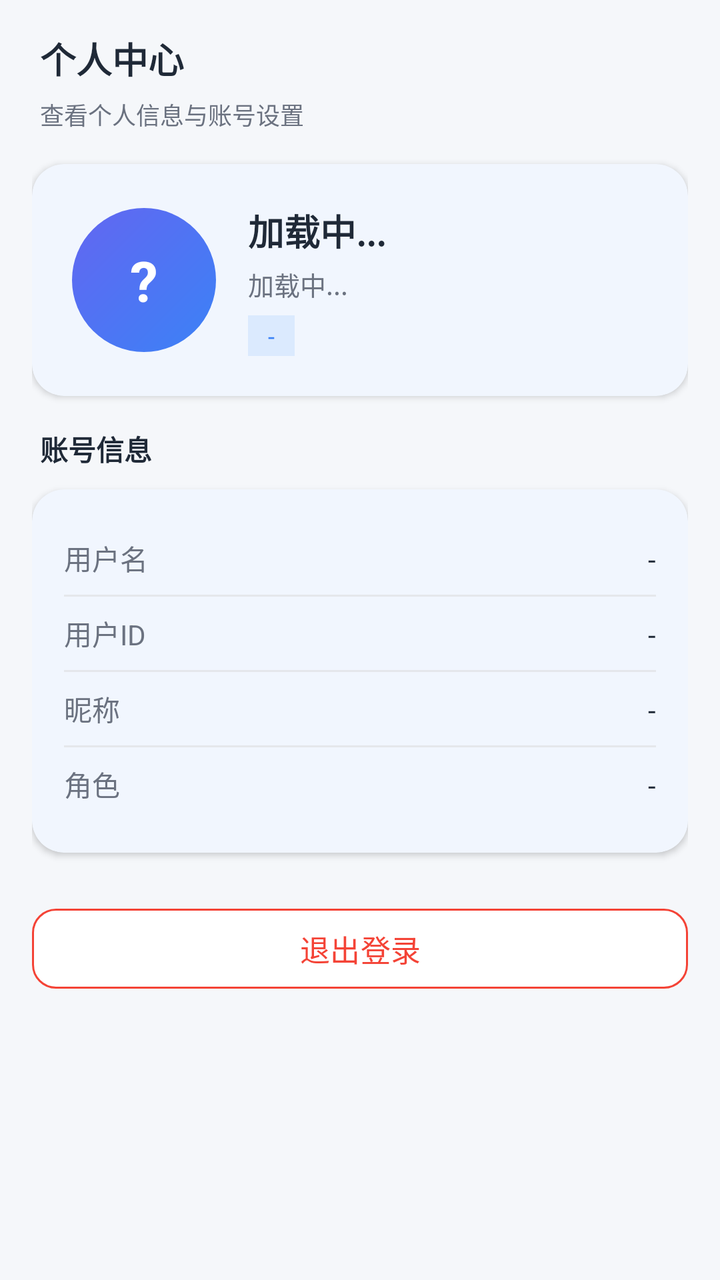
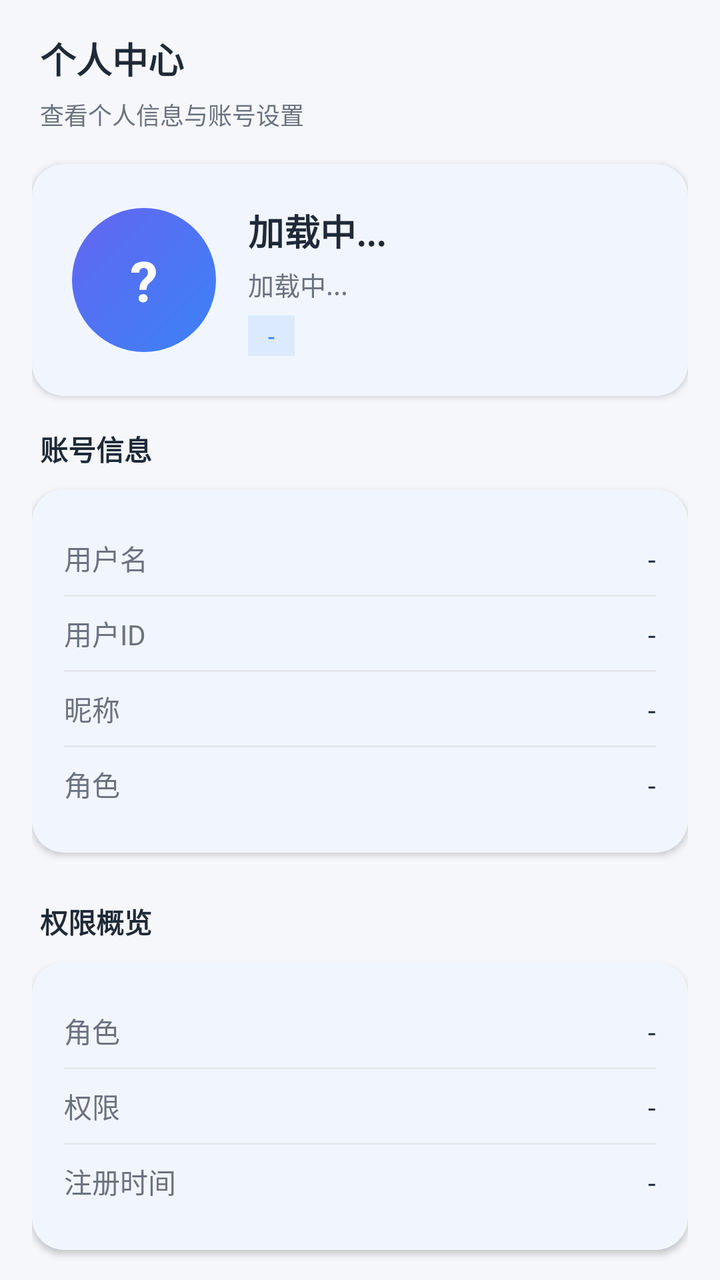

Two renders of the same Android screen: before a commit and after it. Below are the layout's source before the change and the commit's diff.
<!-- AndroidManifest.xml: application theme Theme.Dehaze -->
<!-- res/layout/fragment_profile.xml -->
<?xml version="1.0" encoding="utf-8"?>
<FrameLayout xmlns:android="http://schemas.android.com/apk/res/android"
    xmlns:app="http://schemas.android.com/apk/res-auto"
    android:layout_width="match_parent"
    android:layout_height="match_parent"
    android:background="@color/bg_page">

    <androidx.core.widget.NestedScrollView
        android:layout_width="match_parent"
        android:layout_height="match_parent"
        android:fillViewport="true">

        <LinearLayout
            android:layout_width="match_parent"
            android:layout_height="wrap_content"
            android:orientation="vertical"
            android:paddingStart="16dp"
            android:paddingEnd="16dp"
            android:paddingTop="16dp"
            android:paddingBottom="24dp">

            
            <TextView
                android:layout_width="match_parent"
                android:layout_height="wrap_content"
                android:layout_marginStart="4dp"
                android:layout_marginBottom="6dp"
                android:text="个人中心"
                android:textColor="@color/text_primary"
                android:textSize="18sp"
                android:textStyle="bold" />

            <TextView
                android:layout_width="match_parent"
                android:layout_height="wrap_content"
                android:layout_marginStart="4dp"
                android:layout_marginBottom="16dp"
                android:text="查看个人信息与账号设置"
                android:textColor="@color/text_secondary"
                android:textSize="12sp" />

            
            <com.google.android.material.card.MaterialCardView
                android:layout_width="match_parent"
                android:layout_height="wrap_content"
                android:layout_marginBottom="16dp"
                app:cardCornerRadius="16dp"
                app:cardElevation="2dp"
                app:strokeWidth="0dp">

                <LinearLayout
                    android:layout_width="match_parent"
                    android:layout_height="wrap_content"
                    android:gravity="center_vertical"
                    android:orientation="horizontal"
                    android:padding="20dp">

                    
                    <TextView
                        android:id="@+id/tv_avatar_initial"
                        android:layout_width="72dp"
                        android:layout_height="72dp"
                        android:background="@drawable/bg_icon_blue"
                        android:gravity="center"
                        android:text="?"
                        android:textColor="@color/white"
                        android:textSize="28sp"
                        android:textStyle="bold" />

                    <LinearLayout
                        android:layout_width="0dp"
                        android:layout_height="wrap_content"
                        android:layout_marginStart="16dp"
                        android:layout_weight="1"
                        android:orientation="vertical">

                        <TextView
                            android:id="@+id/tv_username"
                            android:layout_width="wrap_content"
                            android:layout_height="wrap_content"
                            android:text="加载中..."
                            android:textColor="@color/text_primary"
                            android:textSize="18sp"
                            android:textStyle="bold" />

                        <TextView
                            android:id="@+id/tv_nickname"
                            android:layout_width="wrap_content"
                            android:layout_height="wrap_content"
                            android:layout_marginTop="4dp"
                            android:text="加载中..."
                            android:textColor="@color/text_secondary"
                            android:textSize="13sp" />

                        <TextView
                            android:id="@+id/tv_role"
                            android:layout_width="wrap_content"
                            android:layout_height="wrap_content"
                            android:layout_marginTop="6dp"
                            android:background="@color/colorPrimaryLight"
                            android:paddingStart="10dp"
                            android:paddingTop="2dp"
                            android:paddingEnd="10dp"
                            android:paddingBottom="2dp"
                            android:text="-"
                            android:textColor="@color/brand_primary"
                            android:textSize="12sp" />
                    </LinearLayout>
                </LinearLayout>
            </com.google.android.material.card.MaterialCardView>

            
            <TextView
                android:layout_width="match_parent"
                android:layout_height="wrap_content"
                android:layout_marginStart="4dp"
                android:layout_marginBottom="10dp"
                android:text="账号信息"
                android:textColor="@color/text_primary"
                android:textSize="14sp"
                android:textStyle="bold" />

            <com.google.android.material.card.MaterialCardView
                android:layout_width="match_parent"
                android:layout_height="wrap_content"
                android:layout_marginBottom="24dp"
                app:cardCornerRadius="16dp"
                app:cardElevation="2dp"
                app:strokeWidth="0dp">

                <LinearLayout
                    android:layout_width="match_parent"
                    android:layout_height="wrap_content"
                    android:orientation="vertical"
                    android:padding="16dp">

                    
                    <LinearLayout
                        android:layout_width="match_parent"
                        android:layout_height="wrap_content"
                        android:orientation="horizontal"
                        android:paddingTop="8dp"
                        android:paddingBottom="8dp">

                        <TextView
                            android:layout_width="0dp"
                            android:layout_height="wrap_content"
                            android:layout_weight="1"
                            android:text="用户名"
                            android:textColor="@color/text_secondary"
                            android:textSize="14sp" />

                        <TextView
                            android:id="@+id/tv_account_username"
                            android:layout_width="wrap_content"
                            android:layout_height="wrap_content"
                            android:text="-"
                            android:textColor="@color/text_primary"
                            android:textSize="14sp" />
                    </LinearLayout>

                    <View
                        android:layout_width="match_parent"
                        android:layout_height="1dp"
                        android:background="@color/border_light" />

                    
                    <LinearLayout
                        android:layout_width="match_parent"
                        android:layout_height="wrap_content"
                        android:orientation="horizontal"
                        android:paddingTop="8dp"
                        android:paddingBottom="8dp">

                        <TextView
                            android:layout_width="0dp"
                            android:layout_height="wrap_content"
                            android:layout_weight="1"
                            android:text="用户ID"
                            android:textColor="@color/text_secondary"
                            android:textSize="14sp" />

                        <TextView
                            android:id="@+id/tv_account_user_id"
                            android:layout_width="wrap_content"
                            android:layout_height="wrap_content"
                            android:text="-"
                            android:textColor="@color/text_primary"
                            android:textSize="14sp" />
                    </LinearLayout>

                    <View
                        android:layout_width="match_parent"
                        android:layout_height="1dp"
                        android:background="@color/border_light" />

                    
                    <LinearLayout
                        android:layout_width="match_parent"
                        android:layout_height="wrap_content"
                        android:orientation="horizontal"
                        android:paddingTop="8dp"
                        android:paddingBottom="8dp">

                        <TextView
                            android:layout_width="0dp"
                            android:layout_height="wrap_content"
                            android:layout_weight="1"
                            android:text="昵称"
                            android:textColor="@color/text_secondary"
                            android:textSize="14sp" />

                        <TextView
                            android:id="@+id/tv_account_nickname"
                            android:layout_width="wrap_content"
                            android:layout_height="wrap_content"
                            android:text="-"
                            android:textColor="@color/text_primary"
                            android:textSize="14sp" />
                    </LinearLayout>

                    <View
                        android:layout_width="match_parent"
                        android:layout_height="1dp"
                        android:background="@color/border_light" />

                    
                    <LinearLayout
                        android:layout_width="match_parent"
                        android:layout_height="wrap_content"
                        android:orientation="horizontal"
                        android:paddingTop="8dp"
                        android:paddingBottom="8dp">

                        <TextView
                            android:layout_width="0dp"
                            android:layout_height="wrap_content"
                            android:layout_weight="1"
                            android:text="角色"
                            android:textColor="@color/text_secondary"
                            android:textSize="14sp" />

                        <TextView
                            android:id="@+id/tv_account_roles"
                            android:layout_width="wrap_content"
                            android:layout_height="wrap_content"
                            android:text="-"
                            android:textColor="@color/text_primary"
                            android:textSize="14sp" />
                    </LinearLayout>
                </LinearLayout>
            </com.google.android.material.card.MaterialCardView>

            
            <com.google.android.material.button.MaterialButton
                android:id="@+id/logout_button"
                android:layout_width="match_parent"
                android:layout_height="wrap_content"
                android:text="退出登录"
                android:textColor="@color/color_error"
                android:textSize="15sp"
                app:backgroundTint="@color/white"
                app:cornerRadius="12dp"
                app:strokeColor="@color/color_error"
                app:strokeWidth="1dp" />

        </LinearLayout>
    </androidx.core.widget.NestedScrollView>

    
    <ProgressBar
        android:id="@+id/progress_bar"
        android:layout_width="wrap_content"
        android:layout_height="wrap_content"
        android:layout_gravity="center"
        android:visibility="gone" />

</FrameLayout>
<!-- resources referenced by this layout -->
<resources>
  <color name="bg_page">#FFF5F7FA</color>
  <color name="border_light">#FFE5E7EB</color>
  <color name="brand_primary">#FF3B82F6</color>
  <color name="colorPrimaryLight">#FFDBEAFE</color>
  <color name="color_error">#FFF44336</color>
  <color name="text_primary">#FF1F2937</color>
  <color name="text_secondary">#FF6B7280</color>
  <color name="white">#FFFFFFFF</color>
  <!-- drawable bg_icon_blue (drawable) -->
  <?xml version="1.0" encoding="utf-8"?>
  <shape xmlns:android="http://schemas.android.com/apk/res/android"
      android:shape="oval">
      <gradient
          android:angle="135"
          android:startColor="@color/brand_gradient_start"
          android:endColor="@color/brand_gradient_end" />
      <size android:width="44dp" android:height="44dp" />
  </shape>
  <style name="Theme.Dehaze" parent="Base.Theme.Dehaze">
          
          <item name="colorPrimary">@color/brand_primary</item>
          <item name="colorPrimaryVariant">@color/brand_primary_dark</item>
          <item name="colorOnPrimary">@color/white</item>
          <item name="colorSecondary">@color/brand_secondary</item>
          <item name="colorOnSecondary">@color/white</item>
          <item name="android:colorBackground">@color/bg_page</item>
          <item name="colorSurface">@color/bg_card</item>
          <item name="android:statusBarColor">@color/brand_primary</item>
      </style>
  <color name="brand_gradient_start">#FF3B82F6</color>
  <color name="brand_gradient_end">#FF6366F1</color>
  <style name="Base.Theme.Dehaze" parent="Theme.Material3.DayNight.NoActionBar">
          
          <item name="colorPrimary">@color/brand_primary</item>
          <item name="colorPrimaryVariant">@color/brand_primary_dark</item>
          <item name="colorOnPrimary">@color/white</item>
          
          <item name="colorSecondary">@color/brand_secondary</item>
          <item name="colorOnSecondary">@color/white</item>
          
          <item name="android:colorBackground">@color/bg_page</item>
          <item name="colorSurface">@color/bg_card</item>
          <item name="colorOnSurface">@color/text_primary</item>
          
          <item name="colorError">@color/color_error</item>
          
          <item name="android:statusBarColor">@color/brand_primary</item>
          <item name="android:windowLightStatusBar">false</item>
          
          <item name="android:fontFamily">sans-serif</item>
          <item name="android:textColorPrimary">@color/text_primary</item>
          <item name="android:textColorSecondary">@color/text_secondary</item>
      </style>
  <color name="brand_primary_dark">#FF6366F1</color>
  <color name="brand_secondary">#FF4285F4</color>
  <color name="bg_card">#FFFFFFFF</color>
</resources>

<!-- the commit's change to res/layout/fragment_profile.xml (unified diff, before → after) -->
@@ -252,6 +252,177 @@
             </com.google.android.material.card.MaterialCardView>
 
             
+            <TextView
+                android:layout_width="match_parent"
+                android:layout_height="wrap_content"
+                android:layout_marginStart="4dp"
+                android:layout_marginBottom="10dp"
+                android:text="权限概览"
+                android:textColor="@color/text_primary"
+                android:textSize="14sp"
+                android:textStyle="bold" />
+
+            <com.google.android.material.card.MaterialCardView
+                android:layout_width="match_parent"
+                android:layout_height="wrap_content"
+                android:layout_marginBottom="16dp"
+                app:cardCornerRadius="16dp"
+                app:cardElevation="2dp"
+                app:strokeWidth="0dp">
+
+                <LinearLayout
+                    android:layout_width="match_parent"
+                    android:layout_height="wrap_content"
+                    android:orientation="vertical"
+                    android:padding="16dp">
+
+                    
+                    <LinearLayout
+                        android:layout_width="match_parent"
+                        android:layout_height="wrap_content"
+                        android:orientation="horizontal"
+                        android:paddingTop="8dp"
+                        android:paddingBottom="8dp">
+
+                        <TextView
+                            android:layout_width="0dp"
+                            android:layout_height="wrap_content"
+                            android:layout_weight="1"
+                            android:text="角色"
+                            android:textColor="@color/text_secondary"
+                            android:textSize="14sp" />
+
+                        <TextView
+                            android:id="@+id/tv_perm_roles"
+                            android:layout_width="wrap_content"
+                            android:layout_height="wrap_content"
+                            android:text="-"
+                            android:textColor="@color/text_primary"
+                            android:textSize="14sp" />
+                    </LinearLayout>
+
+                    <View
+                        android:layout_width="match_parent"
+                        android:layout_height="1dp"
+                        android:background="@color/border_light" />
+
+                    
+                    <LinearLayout
+                        android:layout_width="match_parent"
+                        android:layout_height="wrap_content"
+                        android:orientation="horizontal"
+                        android:paddingTop="8dp"
+                        android:paddingBottom="8dp">
+
+                        <TextView
+                            android:layout_width="0dp"
+                            android:layout_height="wrap_content"
+                            android:layout_weight="1"
+                            android:text="权限"
+                            android:textColor="@color/text_secondary"
+                            android:textSize="14sp" />
+
+                        <TextView
+                            android:id="@+id/tv_perm_perms"
+                            android:layout_width="wrap_content"
+                            android:layout_height="wrap_content"
+                            android:text="-"
+                            android:textColor="@color/text_primary"
+                            android:textSize="14sp" />
+                    </LinearLayout>
+
+                    <View
+                        android:layout_width="match_parent"
+                        android:layout_height="1dp"
+                        android:background="@color/border_light" />
+
+                    
+                    <LinearLayout
+                        android:layout_width="match_parent"
+                        android:layout_height="wrap_content"
+                        android:orientation="horizontal"
+                        android:paddingTop="8dp"
+                        android:paddingBottom="8dp">
+
+                        <TextView
+                            android:layout_width="0dp"
+                            android:layout_height="wrap_content"
+                            android:layout_weight="1"
+                            android:text="注册时间"
+                            android:textColor="@color/text_secondary"
+                            android:textSize="14sp" />
+
+                        <TextView
+                            android:id="@+id/tv_perm_create_time"
+                            android:layout_width="wrap_content"
+                            android:layout_height="wrap_content"
+                            android:text="-"
+                            android:textColor="@color/text_primary"
+                            android:textSize="14sp" />
+                    </LinearLayout>
+                </LinearLayout>
+            </com.google.android.material.card.MaterialCardView>
+
+            
+            <com.google.android.material.card.MaterialCardView
+                android:id="@+id/card_history"
+                android:layout_width="match_parent"
+                android:layout_height="wrap_content"
+                android:layout_marginBottom="24dp"
+                android:clickable="true"
+                android:focusable="true"
+                android:foreground="?android:attr/selectableItemBackground"
+                app:cardCornerRadius="16dp"
+                app:cardElevation="2dp"
+                app:strokeWidth="0dp">
+
+                <LinearLayout
+                    android:layout_width="match_parent"
+                    android:layout_height="wrap_content"
+                    android:gravity="center_vertical"
+                    android:orientation="horizontal"
+                    android:padding="16dp">
+
+                    <ImageView
+                        android:layout_width="32dp"
+                        android:layout_height="32dp"
+                        android:background="@drawable/bg_icon_blue"
+                        android:padding="6dp"
+                        android:src="@drawable/ic_image"
+                        app:tint="@color/white" />
+
+                    <LinearLayout
+                        android:layout_width="0dp"
+                        android:layout_height="wrap_content"
+                        android:layout_marginStart="12dp"
+                        android:layout_weight="1"
+                        android:orientation="vertical">
+
+                        <TextView
+                            android:layout_width="wrap_content"
+                            android:layout_height="wrap_content"
+                            android:text="历史记录"
+                            android:textColor="@color/text_primary"
+                            android:textSize="15sp"
+                            android:textStyle="bold" />
+
+                        <TextView
+                            android:layout_width="wrap_content"
+                            android:layout_height="wrap_content"
+                            android:layout_marginTop="2dp"
+                            android:text="查看图像输入与处理历史"
+                            android:textColor="@color/text_secondary"
+                            android:textSize="12sp" />
+                    </LinearLayout>
+
+                    <ImageView
+                        android:layout_width="20dp"
+                        android:layout_height="20dp"
+                        android:src="@drawable/ic_arrow_right" />
+                </LinearLayout>
+            </com.google.android.material.card.MaterialCardView>
+
+            
             <com.google.android.material.button.MaterialButton
                 android:id="@+id/logout_button"
                 android:layout_width="match_parent"
<!-- resource entries referenced after the edit -->
@@ -18,6 +18,29 @@
           android:endColor="@color/brand_gradient_end" />
       <size android:width="44dp" android:height="44dp" />
   </shape>
+  <!-- drawable ic_arrow_right (drawable) -->
+  <?xml version="1.0" encoding="utf-8"?>
+  <vector xmlns:android="http://schemas.android.com/apk/res/android"
+      android:width="24dp"
+      android:height="24dp"
+      android:viewportWidth="24"
+      android:viewportHeight="24"
+      android:tint="#1976D2">
+      <path
+          android:fillColor="@android:color/white"
+          android:pathData="M8.59,16.59L13.17,12L8.59,7.41L10,6l6,6l-6,6z" />
+  </vector>
+  <!-- drawable ic_image (drawable) -->
+  <vector xmlns:android="http://schemas.android.com/apk/res/android"
+      android:width="24dp"
+      android:height="24dp"
+      android:viewportWidth="24"
+      android:viewportHeight="24"
+      android:tint="?attr/colorOnSurface">
+    <path
+        android:fillColor="@android:color/white"
+        android:pathData="M21,19V5c0,-1.1 -0.9,-2 -2,-2H5c-1.1,0 -2,0.9 -2,2v14c0,1.1 0.9,2 2,2h14c1.1,0 2,-0.9 2,-2zM8.5,13.5l2.5,3.01L14.5,12l4.5,6H5l3.5,-4.5z"/>
+  </vector>
   <style name="Theme.Dehaze" parent="Base.Theme.Dehaze">
           
           <item name="colorPrimary">@color/brand_primary</item>
